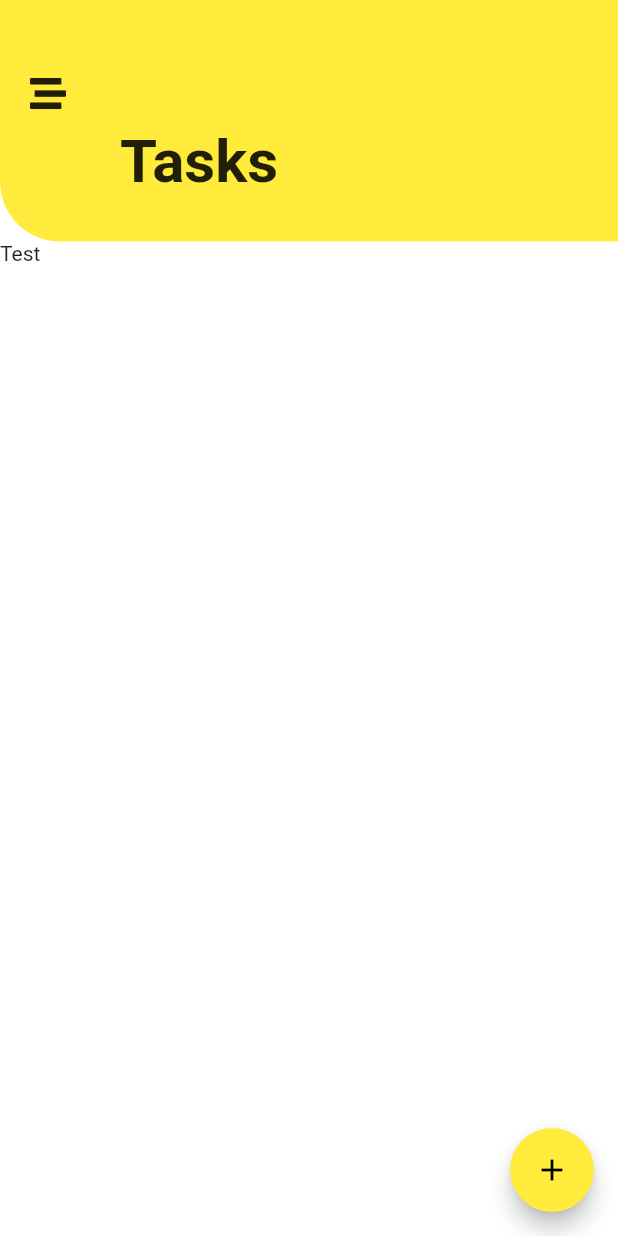
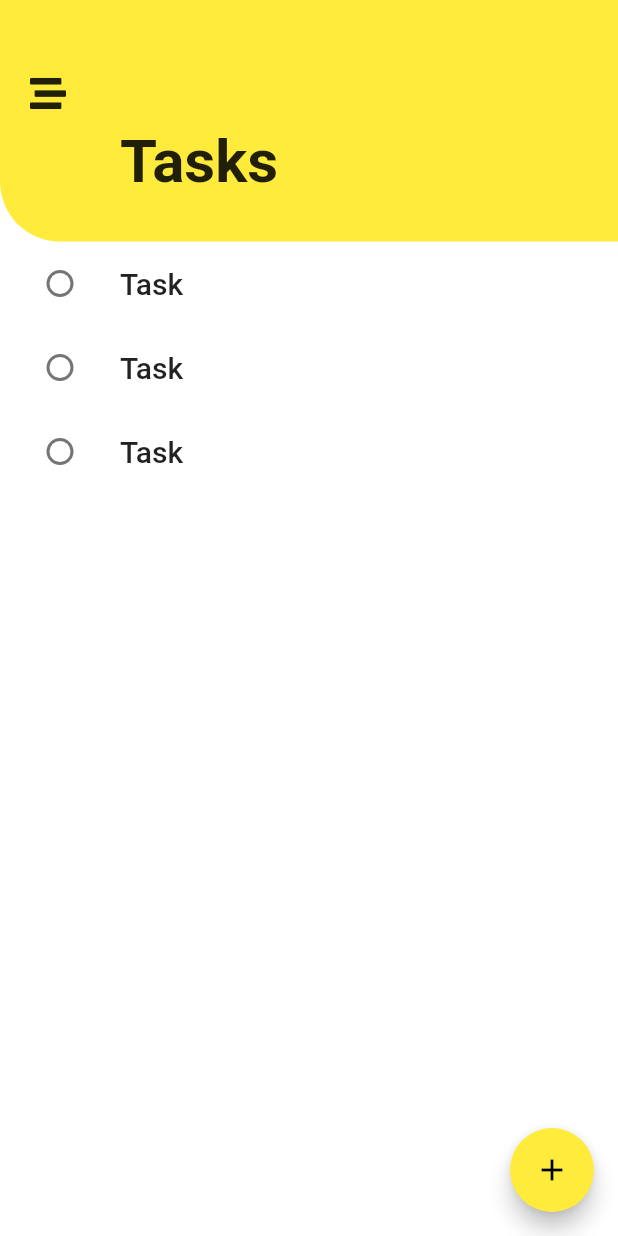
Before and after one commit to kam-ox/simple_todo, a Flutter app: the screen it shows after launch, on a phone screen of 412 x 824 dp. Run offline on Flutter 3.47's test engine with Material 2 defaults, Android fonts, the light colour scheme and no system bars; our stand-ins replace circular_check_box, font_awesome_flutter.

Commit message:
must work on 9:10

```diff
--- a/lib/screens/task_screen.dart
+++ b/lib/screens/task_screen.dart
@@ -1,4 +1,5 @@
 import 'package:flutter/material.dart';
+import 'package:flutter_provider_todo/widgets/todo_items.dart';
 import 'package:font_awesome_flutter/font_awesome_flutter.dart';
 
 class TasksScreen extends StatelessWidget {
@@ -43,7 +44,12 @@
             ),
           ),
           Expanded(
-            child: Text('Test'),
+            child: ListView.builder(
+              itemBuilder: (context, index) {
+                return TodoItem();
+              },
+              itemCount: 3,
+            ),
           ),
         ],
       ),
--- /dev/null
+++ b/lib/widgets/todo_items.dart
@@ -0,0 +1,35 @@
+import 'package:flutter/material.dart';
+import 'package:circular_check_box/circular_check_box.dart';
+
+class TodoItem extends StatefulWidget {
+  @override
+  _TodoItemState createState() => _TodoItemState();
+}
+
+class _TodoItemState extends State<TodoItem> {
+  bool selected = false;
+  @override
+  Widget build(BuildContext context) {
+    return ListTile(
+      title: Text(
+        'Task',
+        style: TextStyle(
+          fontSize: 20,
+          fontWeight: FontWeight.w500,
+        ),
+      ),
+      leading: CircularCheckBox(
+        value: selected,
+        checkColor: Colors.black,
+        activeColor: Colors.yellow,
+        inactiveColor: Colors.grey,
+        disabledColor: Colors.yellow,
+        onChanged: (val) {
+          setState(() {
+            this.selected = !this.selected; //! genious
+          });
+        },
+      ),
+    );
+  }
+}
--- a/pubspec.yaml
+++ b/pubspec.yaml
@@ -24,6 +24,7 @@
   flutter:
     sdk: flutter
   font_awesome_flutter: ^9.0.0
+  circular_check_box: ^1.0.4
 
 
   # The following adds the Cupertino Icons font to your application.
```
Also changed, not shown: pubspec.lock.
